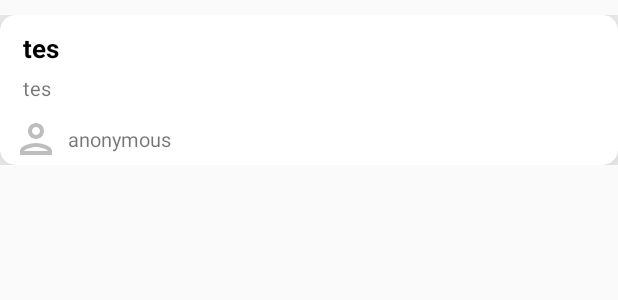
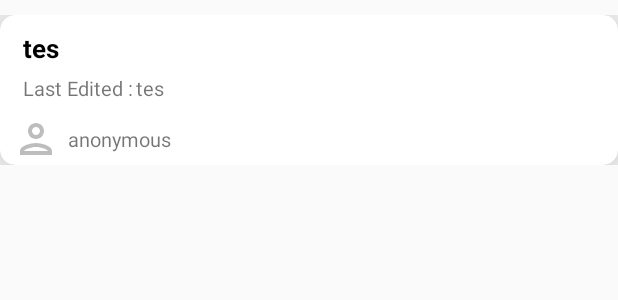
Before and after one commit to Magizuki/KepoApp, an Android app: the layout activity_search_to_do_rows.xml on its own in the app's theme, with its tools: preview values and no code run, on a phone screen of 412 x 824 dp. Shown: the top 300 px of the screen. Run offline under Robolectric (Android 15) with nearby library versions, the phone set to English and light mode, and no system bars.

```diff
--- a/app/src/main/res/layout/activity_search_to_do_rows.xml
+++ b/app/src/main/res/layout/activity_search_to_do_rows.xml
@@ -48,6 +48,20 @@
                     tools:text="tes"
                     />
 
+                <LinearLayout
+                    android:layout_width="wrap_content"
+                    android:layout_height="wrap_content"
+                    android:orientation="horizontal">
+
+                    <TextView
+                        android:layout_width="wrap_content"
+                        android:layout_height="wrap_content"
+                        android:text="@string/last_edited"
+                        android:textSize="13sp"
+                        android:layout_marginTop="5dp"
+                        android:layout_marginLeft="15dp"
+                        />
+
                     <TextView
                         android:id="@+id/LastEditDateView"
                         android:layout_width="wrap_content"
@@ -55,9 +69,14 @@
                         android:text="@{todo.date}"
                         android:textSize="13sp"
                         android:layout_marginTop="5dp"
-                    android:layout_marginLeft="15dp"
+                        android:layout_marginLeft="2dp"
                         tools:text="tes"
                         />
+
+
+                </LinearLayout>
+
+
 
                 <LinearLayout
                     android:layout_width="match_parent"
--- a/app/src/main/res/values/strings.xml
+++ b/app/src/main/res/values/strings.xml
@@ -15,4 +15,5 @@
     <string name="description">Description</string>
     <string name="by_user">by user</string>
     <string name="by_todo">by todo</string>
+    <string name="last_edited">Last Edited :</string>
 </resources>
```
Also changed, not shown: app/src/main/java/com/example/kepoapp/view/DetailToDoActivity.java (+21 -5 lines), app/src/main/java/com/example/kepoapp/view/ToDoListAdapter.java (+0 -17 lines), app/src/main/java/com/example/kepoapp/view/UserToDoAdapter.java (+12 -0 lines), app/src/main/res/layout/activity_my_to_do_rows.xml (+26 -8 lines). Lines whose indentation alone changed are shown as unchanged.
